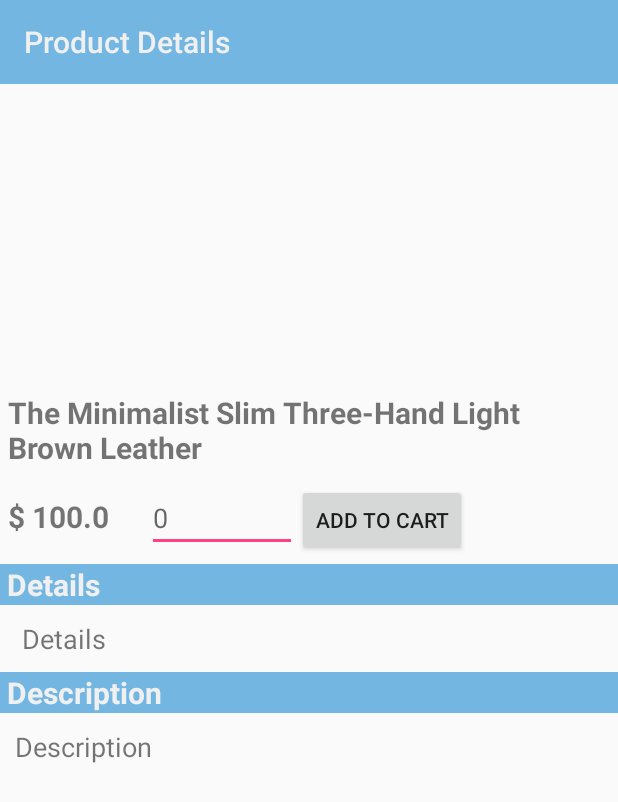
After one commit to nguyenlyminhman/menwatch-android, an Android app: the ProductDetailsActivity screen opened directly, with no data from a screen before it, on a phone screen of 412 x 824 dp. The commit adds this screen. Shown: the top 802 px of the screen. Run offline under Robolectric (Android 15) with nearby library versions, the phone set to English and light mode, and no system bars; our stand-ins replace Picasso; pictures from the network do not load; 3 statements that could not run were skipped.

Commit message:
Finishing load product details to ProductDetails Activity. NOTICE that, get position - event on Recycler View. Code is running well.

```diff
--- a/app/src/main/AndroidManifest.xml
+++ b/app/src/main/AndroidManifest.xml
@@ -20,7 +20,8 @@
             </intent-filter>
         </activity>
         <activity android:name=".BrandActivity" />
-        <activity android:name=".StyleActivity"></activity>
+        <activity android:name=".StyleActivity" />
+        <activity android:name=".ProductDetailsActivity"></activity>
     </application>
 
 </manifest>
--- /dev/null
+++ b/app/src/main/java/com/greenwich/menwatch/ProductDetailsActivity.java
@@ -0,0 +1,111 @@
+package com.greenwich.menwatch;
+
+import android.support.v7.app.AppCompatActivity;
+import android.os.Bundle;
+import android.support.v7.widget.Toolbar;
+import android.util.Log;
+import android.view.View;
+import android.view.animation.Animation;
+import android.view.animation.AnimationUtils;
+import android.widget.Button;
+import android.widget.ImageView;
+import android.widget.TextView;
+import android.widget.Toast;
+import android.widget.ViewFlipper;
+
+import com.greenwich.model.Product;
+import com.greenwich.utils.Connection;
+import com.greenwich.utils.MenwatchServer;
+import com.squareup.picasso.Picasso;
+
+import java.util.ArrayList;
+
+public class ProductDetailsActivity extends AppCompatActivity {
+
+    Toolbar tbProductDetails;
+    ViewFlipper vfProductDetailsImage;
+    TextView txtPDName, txtPDPrice, txtPDQuantity, txtPDDetails, txtPDDescription;
+    Button btnAddToCart;
+
+    @Override
+    protected void onCreate(Bundle savedInstanceState) {
+        super.onCreate(savedInstanceState);
+        setContentView(R.layout.activity_product_details);
+        addProductDetailsControls();
+
+        if (Connection.checkNetworkConnection(getApplicationContext())) {
+            addToolbarProductDetailsEvents();
+            getProductDetailsData();
+        } else {
+            Toast.makeText(this, "Please, check your connection", Toast.LENGTH_LONG).show();
+            finish();
+        }
+    }
+
+    private void getProductDetailsData() {
+
+        Product product = (Product) getIntent().getSerializableExtra("product_details");
+        int productId = product.getId();
+        int productIdStyle = product.getIdStyle();
+        int productIdBrand = product.getIdBrand();
+        String productName = product.getName();
+        Double productPrice = product.getPrice();
+        String productDescription = product.getDescription();
+        String productImage1 = product.getImg1();
+        String productImage2 = product.getImg2();
+        String productImage3 = product.getImg3();
+        String productMT = product.getMt();
+        String productCS = product.getCs();
+        String productSM = product.getSm();
+        String productWR = product.getWr();
+
+        ArrayList<String> arrCarousel = new ArrayList<>();
+        arrCarousel.add(productImage1);
+        arrCarousel.add(productImage2);
+        arrCarousel.add(productImage3);
+        for (int i = 0; i < arrCarousel.size(); i++) {
+            ImageView imageView = new ImageView(getApplicationContext());
+            Picasso.with(getApplicationContext()).load(arrCarousel.get(i)).into(imageView);
+            imageView.setScaleType(ImageView.ScaleType.FIT_XY);
+            vfProductDetailsImage.addView(imageView);
+        }
+        vfProductDetailsImage.setFlipInterval(3000);
+        vfProductDetailsImage.setAutoStart(true);
+
+        Animation slide_in = AnimationUtils.loadAnimation(getApplicationContext(), R.anim.slide_in);
+        Animation slide_out = AnimationUtils.loadAnimation(getApplicationContext(), R.anim.slide_out);
+        vfProductDetailsImage.setInAnimation(slide_in);
+        vfProductDetailsImage.setOutAnimation(slide_out);
+
+        txtPDName.setText(productName);
+        txtPDPrice.setText("$ " + productPrice);
+        txtPDDetails.setText("Movement Type: " + productMT +
+        "\n\nCase Size: " + productCS +
+        "\n\nStrap Material: "+productSM+
+        "\n\nWater Resistant: " + productWR);
+        txtPDDescription.setText(productDescription);
+
+    }
+
+    private void addToolbarProductDetailsEvents() {
+        setSupportActionBar(tbProductDetails);
+        getSupportActionBar().setDisplayHomeAsUpEnabled(true);
+        tbProductDetails.setNavigationOnClickListener(new View.OnClickListener() {
+            @Override
+            public void onClick(View view) {
+                finish();
+            }
+        });
+    }
+
+    private void addProductDetailsControls() {
+        tbProductDetails = findViewById(R.id.tbProductDetails);
+        vfProductDetailsImage = findViewById(R.id.vfProductDetailsImage);
+        txtPDName = findViewById(R.id.txtPDName);
+        txtPDPrice = findViewById(R.id.txtPDPrice);
+        txtPDQuantity = findViewById(R.id.txtPDQuantity);
+        txtPDDetails = findViewById(R.id.txtPDDetails);
+        txtPDDescription = findViewById(R.id.txtPDDescription);
+        btnAddToCart = findViewById(R.id.btnAddToCart);
+    }
+}
--- a/app/src/main/java/com/greenwich/model/Product.java
+++ b/app/src/main/java/com/greenwich/model/Product.java
@@ -1,10 +1,12 @@
 package com.greenwich.model;
+
+import java.io.Serializable;
 
 /**
  * Created by nguye on 2/27/2018.
  */
 
-public class Product {
+public class Product implements Serializable {
     private int id;
     private int idStyle;
     private int idBrand;
--- /dev/null
+++ b/app/src/main/res/layout/activity_product_details.xml
@@ -0,0 +1,127 @@
+<?xml version="1.0" encoding="utf-8"?>
+<LinearLayout xmlns:android="http://schemas.android.com/apk/res/android"
+    xmlns:app="http://schemas.android.com/apk/res-auto"
+    xmlns:tools="http://schemas.android.com/tools"
+    android:layout_width="match_parent"
+    android:layout_height="match_parent"
+    android:orientation="vertical"
+    tools:context="com.greenwich.menwatch.ProductDetailsActivity">
+
+    <ScrollView
+        android:layout_width="match_parent"
+        android:layout_height="match_parent">
+
+        <LinearLayout
+            android:layout_width="match_parent"
+            android:layout_height="match_parent"
+            android:orientation="vertical">
+
+            <android.support.v7.widget.Toolbar
+                android:id="@+id/tbProductDetails"
+                android:layout_width="match_parent"
+                android:layout_height="wrap_content"
+                android:background="#73B6E1"
+                app:title="Product Details"
+                app:titleTextColor="#f0f0f0">
+            </android.support.v7.widget.Toolbar>
+
+            <ViewFlipper
+                android:id="@+id/vfProductDetailsImage"
+                android:layout_width="match_parent"
+                android:layout_height="200dp">
+
+            </ViewFlipper>
+
+            <TextView
+                android:id="@+id/txtPDName"
+                android:layout_width="wrap_content"
+                android:layout_height="wrap_content"
+                android:layout_margin="5dp"
+                android:text="The Minimalist Slim Three-Hand Light Brown Leather"
+                android:textSize="20sp"
+                android:textStyle="bold" />
+
+            <LinearLayout
+                android:layout_width="match_parent"
+                android:layout_height="wrap_content"
+                android:layout_margin="5dp"
+                android:orientation="horizontal">
+
+                <TextView
+                    android:id="@+id/txtPDPrice"
+                    android:layout_width="wrap_content"
+                    android:layout_height="wrap_content"
+                    android:text="$ 100.0"
+                    android:textSize="20sp"
+                    android:textStyle="bold" />
+
+                <EditText
+                    android:id="@+id/txtPDQuantity"
+                    android:layout_width="100dp"
+                    android:layout_height="wrap_content"
+                    android:layout_marginLeft="25dp"
+                    android:hint="0"
+                    android:inputType="number" />
+
+                <Button
+                    android:id="@+id/btnAddToCart"
+                    android:layout_width="wrap_content"
+                    android:layout_height="wrap_content"
+                    android:text="Add to Cart" />
+            </LinearLayout>
+
+            <LinearLayout
+                android:layout_width="match_parent"
+                android:layout_height="match_parent"
+                android:orientation="vertical">
+
+                <TextView
+                    android:layout_width="match_parent"
+                    android:layout_height="wrap_content"
+                    android:layout_margin="0dp"
+                    android:background="#73B6E1"
+                    android:text=" Details"
+                    android:textColor="#f0f0f0"
+                    android:textSize="20sp"
+                    android:textStyle="bold" />
+
+                <LinearLayout
+
+                    android:layout_width="match_parent"
+                    android:layout_height="wrap_content"
+                    android:orientation="vertical">
+
+                    <TextView
+                        android:id="@+id/txtPDDetails"
+                        android:layout_width="match_parent"
+                        android:layout_height="wrap_content"
+                        android:layout_margin="10dp"
+                        android:text=" Details"
+                        android:textSize="18sp" />
+
+                </LinearLayout>
+
+                <TextView
+                    android:layout_width="match_parent"
+                    android:layout_height="wrap_content"
+                    android:layout_margin="0dp"
+                    android:background="#73B6E1"
+                    android:text=" Description"
+                    android:textColor="#f0f0f0"
+                    android:textSize="20sp"
+                    android:textStyle="bold" />
+
+                <TextView
+                    android:id="@+id/txtPDDescription"
+                    android:layout_width="match_parent"
+                    android:layout_height="wrap_content"
+                    android:layout_margin="10dp"
+                    android:text="Description"
+                    android:textSize="18sp" />
+            </LinearLayout>
+
+        </LinearLayout>
+
+
+    </ScrollView>
+</LinearLayout>
```
Also changed, not shown: app/src/main/java/com/greenwich/adapter/LatestProductAdapter.java (+21 -0 lines), app/src/main/java/com/greenwich/menwatch/BrandActivity.java (+14 -1 lines), app/src/main/java/com/greenwich/menwatch/MainActivity.java (+13 -2 lines), app/src/main/java/com/greenwich/menwatch/StyleActivity.java (+15 -0 lines), app/src/main/res/layout/activity_main.xml (+5 -3 lines).
